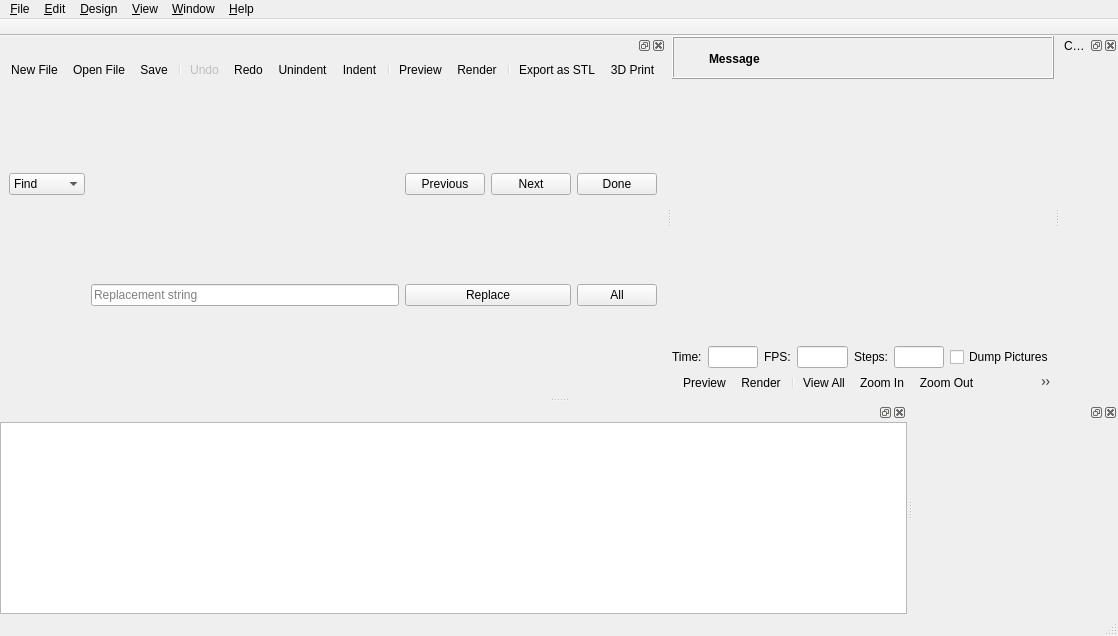
First picture: the form in src/MainWindow.ui, repository openscad/openscad, before the edit.
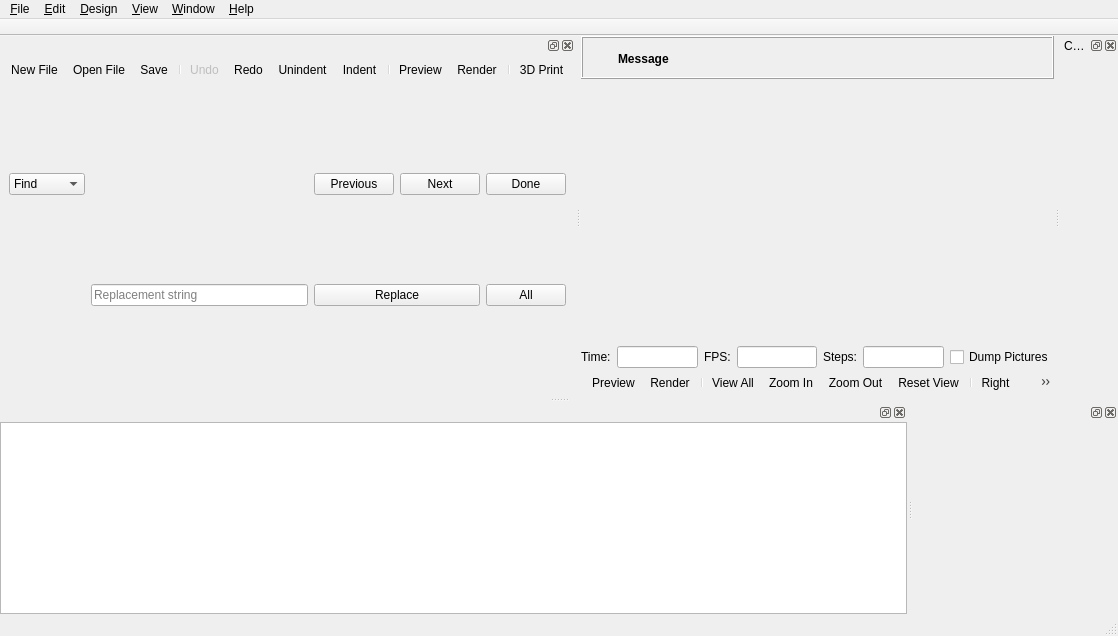
Second picture: the form after the edit. Icons and pictures are not drawn. Custom widgets are drawn as their Qt base class.

Commit message: Add option to configure 2D/3D toolbar actions.

The edit to the form file:
```diff
--- a/src/MainWindow.ui
+++ b/src/MainWindow.ui
@@ -540,7 +540,6 @@
        <addaction name="designActionPreview"/>
        <addaction name="designActionRender"/>
        <addaction name="separator"/>
-       <addaction name="fileActionExportSTL"/>
        <addaction name="designAction3DPrint"/>
       </widget>
      </item>
```
The commit also changes 7 other files.
